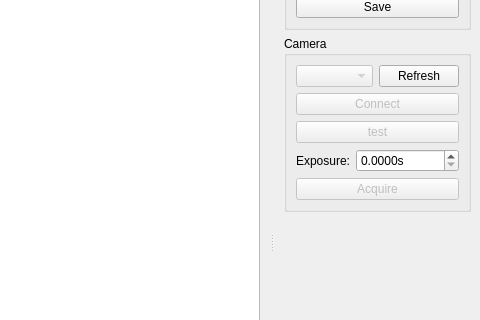
zachrahan/zplab, file acquisition/andor/direct_manip.ui: the form before one commit; both pictures show x 509 to 989 and y 89 to 409 of the 989 by 683 pixel window.
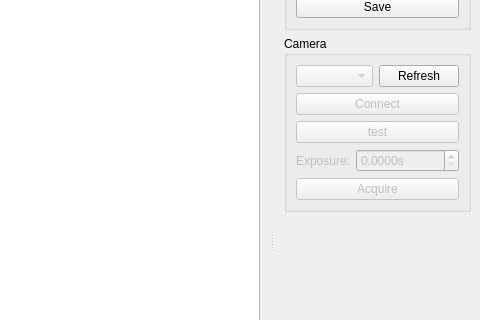
The form after the commit.

Commit message: Set exposure controls to initially disabled.

```diff
--- a/acquisition/andor/direct_manip.ui
+++ b/acquisition/andor/direct_manip.ui
@@ -135,6 +135,9 @@
          <layout class="QHBoxLayout" name="horizontalLayout_3">
           <item>
            <widget class="QLabel" name="exposureTimeLabel">
+            <property name="enabled">
+             <bool>false</bool>
+            </property>
             <property name="text">
              <string>Exposure:</string>
             </property>
@@ -142,6 +145,9 @@
           </item>
           <item>
            <widget class="QDoubleSpinBox" name="exposureTimeSpinBox">
+            <property name="enabled">
+             <bool>false</bool>
+            </property>
             <property name="sizePolicy">
              <sizepolicy hsizetype="Expanding" vsizetype="Fixed">
               <horstretch>0</horstretch>
```
